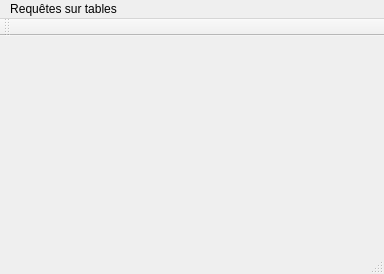
Qt form Aide_decisionnelle/mainwindow.ui (Florian2209/Sciencedecision) before a commit.
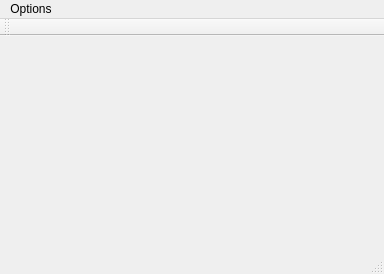
The same form after that commit.

Patch:
```diff
--- a/Aide_decisionnelle/mainwindow.ui
+++ b/Aide_decisionnelle/mainwindow.ui
@@ -25,7 +25,7 @@
    </property>
    <widget class="QMenu" name="menuRequetesTables">
     <property name="title">
-     <string>Requêtes sur tables</string>
+     <string>Options</string>
     </property>
     <addaction name="tableEleve"/>
     <addaction name="tableForum"/>
```
Left out of the diff: 6 changed lines with no effect on the pictures.
